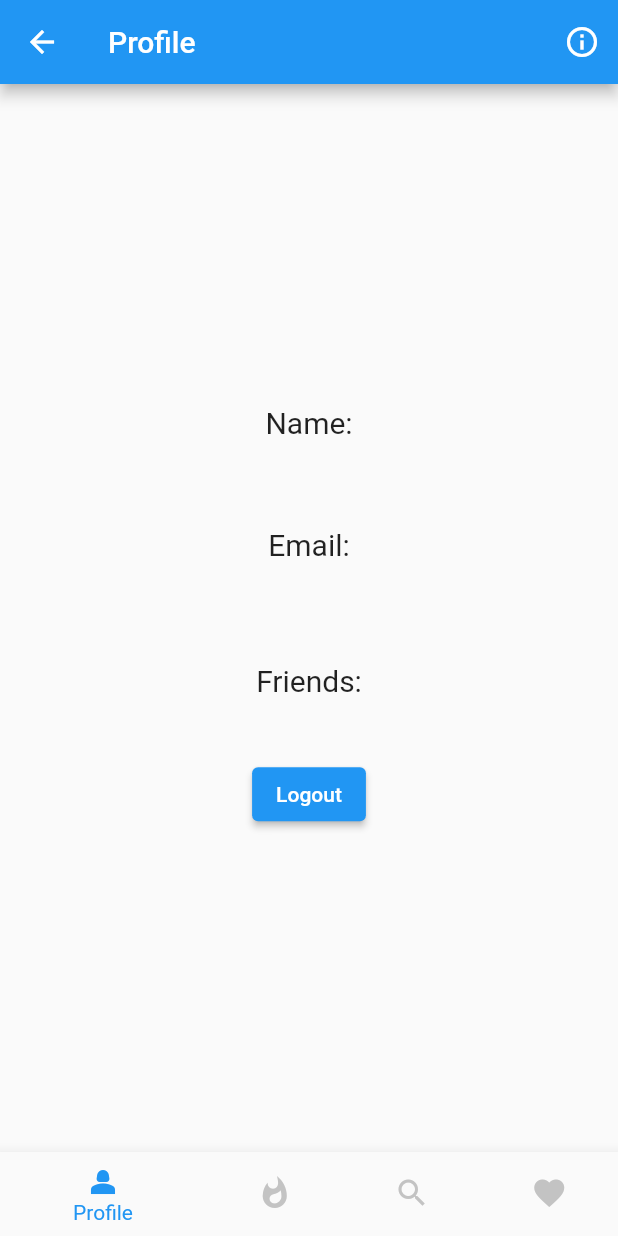
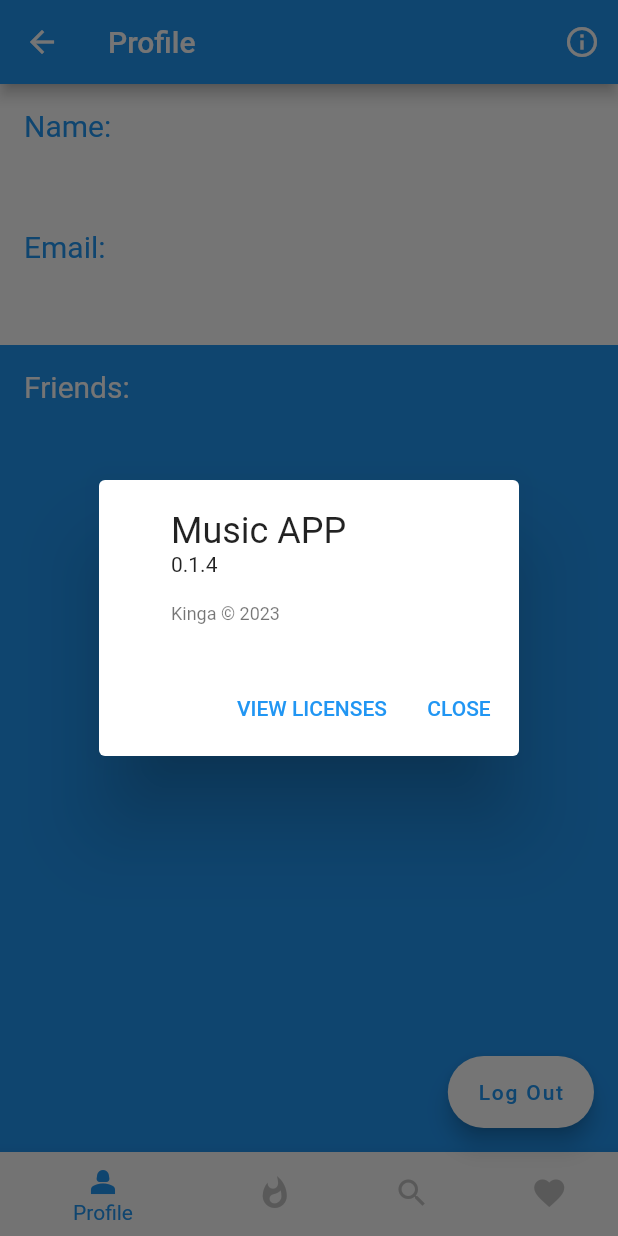
Before and after one commit to PS2273747/MAD02, a Flutter app: the ProfileScreen screen opened by its route, item 2 of the bottom bar chosen, after a tap on the "info outline" icon, on a phone screen of 412 x 824 dp. Run offline on Flutter 3.47's test engine with Material 2 defaults, Android fonts, the light colour scheme and no system bars; accounts and stored records are empty; network calls fail.

Commit message:
changed user profile layout, added showdialoug

```diff
--- a/lib/screens/profile_screen.dart
+++ b/lib/screens/profile_screen.dart
@@ -72,49 +72,80 @@ class _ProfileScreenState extends State<ProfileScreen> {
         actions: [
           IconButton(
             icon: Icon(Icons.info_outline),
-            onPressed: () {},
+            onPressed: () {
+              showDialog(
+                context: context,
+                builder: (BuildContext context) {
+                  return AboutDialog(
+                    applicationName: 'Music APP',
+                    applicationVersion: '0.1.4',
+                    applicationLegalese: 'Kinga © 2023',
+                  );
+                },
+              );
+            },
           ),
         ],
       ),
-      body: Center(
+      body: Column(
+        crossAxisAlignment: CrossAxisAlignment.stretch,
+        children: [
+          Container(
+            color: Colors.white,
+            padding: EdgeInsets.all(16.0),
             child: Column(
-          mainAxisAlignment: MainAxisAlignment.center,
+              crossAxisAlignment: CrossAxisAlignment.start,
               children: [
                 Text(
                   'Name:',
-              style: TextStyle(fontSize: 20.0),
+                  style: TextStyle(fontSize: 20.0, color: Colors.blue),
                 ),
                 SizedBox(height: 10.0),
                 Text(
                   _name,
-              style: TextStyle(fontSize: 24.0),
+                  style: TextStyle(fontSize: 24.0, color: Colors.blue),
                 ),
                 SizedBox(height: 20.0),
                 Text(
                   'Email:',
-              style: TextStyle(fontSize: 20.0),
+                  style: TextStyle(fontSize: 20.0, color: Colors.blue),
                 ),
                 SizedBox(height: 10.0),
                 Text(
                   _email,
-              style: TextStyle(fontSize: 24.0),
-            ),
-            SizedBox(height: 30.0),
-            Text(
-              'Friends:',
-              style: TextStyle(fontSize: 20.0),
-            ),
-            SizedBox(height: 10.0),
-            Column(
-              children: _friends.map((friend) => Text(friend)).toList(),
-            ),
-            SizedBox(height: 30.0),
-            ElevatedButton(
-              onPressed: _performLogout,
-              child: Text('Logout'),
+                  style: TextStyle(fontSize: 24.0, color: Colors.blue),
                 ),
               ],
             ),
+          ),
+          Expanded(
+            child: Container(
+              color: Colors.blue,
+              padding: EdgeInsets.all(16.0),
+              child: Column(
+                crossAxisAlignment: CrossAxisAlignment.start,
+                children: [
+                  Text(
+                    'Friends:',
+                    style: TextStyle(fontSize: 20.0, color: Colors.white),
+                  ),
+                  SizedBox(height: 10.0),
+                  Expanded(
+                    child: ListView.builder(
+                      itemCount: _friends.length,
+                      itemBuilder: (context, index) {
+                        return Text(
+                          _friends[index],
+                          style: TextStyle(fontSize: 18.0, color: Colors.white),
+                        );
+                      },
+                    ),
+                  ),
+                ],
+              ),
+            ),
+          ),
+        ],
       ),
       bottomNavigationBar: BottomNav(
         currentIndex: 0,
@@ -122,6 +153,16 @@ class _ProfileScreenState extends State<ProfileScreen> {
           // No navigation logic here, handled in BottomNav widget
         },
       ),
+      floatingActionButton: FloatingActionButton.extended(
+        onPressed: _performLogout,
+        label: Text(
+          'Log Out',
+          style: TextStyle(
+            color: Colors.blue,
+          ),
+        ),
+        backgroundColor: Colors.white,
+      ),
     );
   }
 }
```
Lines whose indentation alone changed are shown as unchanged.
